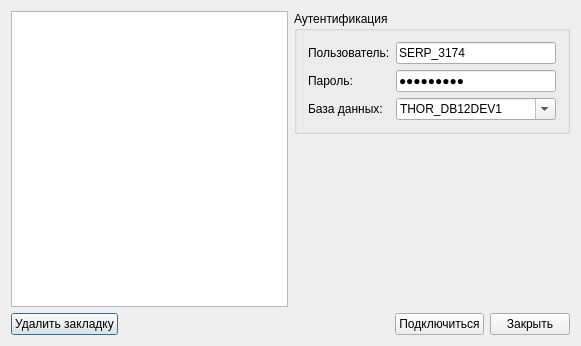
The window that FmtLib/ui/oracleauthdlg.ui (Smitt64/WorkFMT) describes before a commit, drawn with Qt 5.
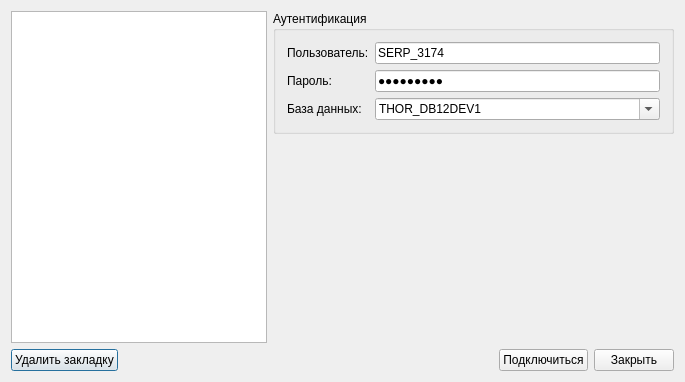
The same window after the commit. Icons and pictures are not drawn.

Patch:
```diff
--- a/FmtLib/ui/oracleauthdlg.ui
+++ b/FmtLib/ui/oracleauthdlg.ui
@@ -6,8 +6,8 @@
    <rect>
     <x>0</x>
     <y>0</y>
-    <width>581</width>
-    <height>346</height>
+    <width>685</width>
+    <height>382</height>
    </rect>
   </property>
   <property name="windowTitle">
@@ -19,7 +19,7 @@
   </property>
   <layout class="QVBoxLayout" name="verticalLayout_3">
    <item>
-    <layout class="QHBoxLayout" name="horizontalLayout">
+    <layout class="QHBoxLayout" name="horizontalLayout" stretch="0,1">
      <item>
       <widget class="QTreeView" name="connectionsTree">
        <property name="editTriggers">
```
